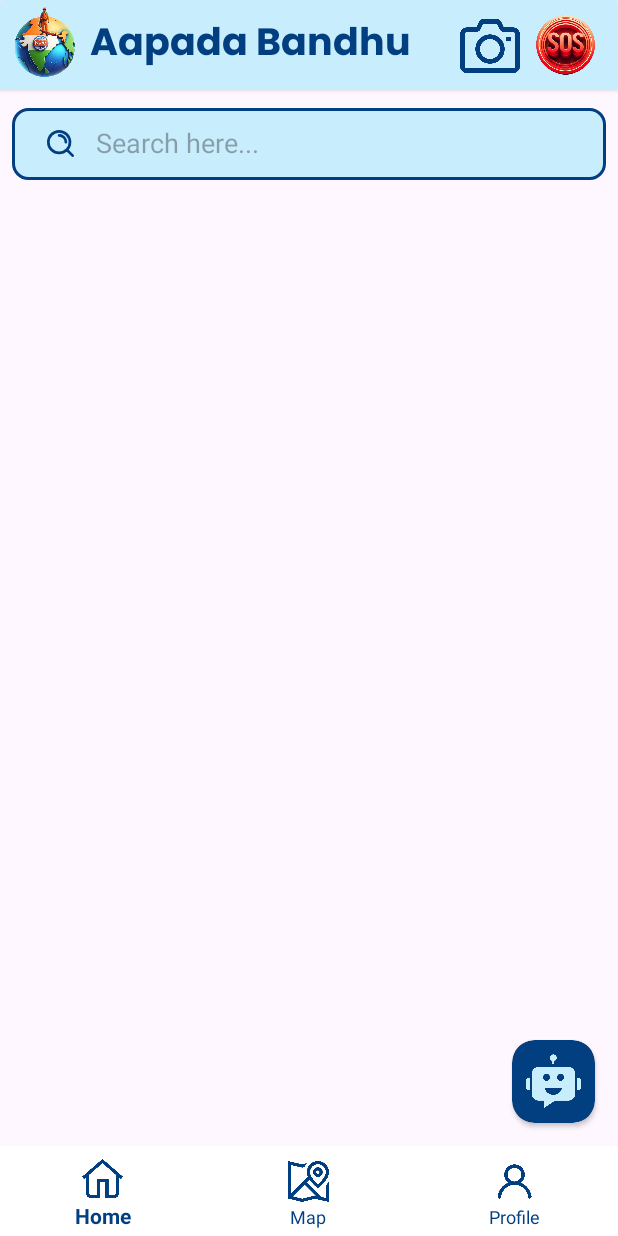
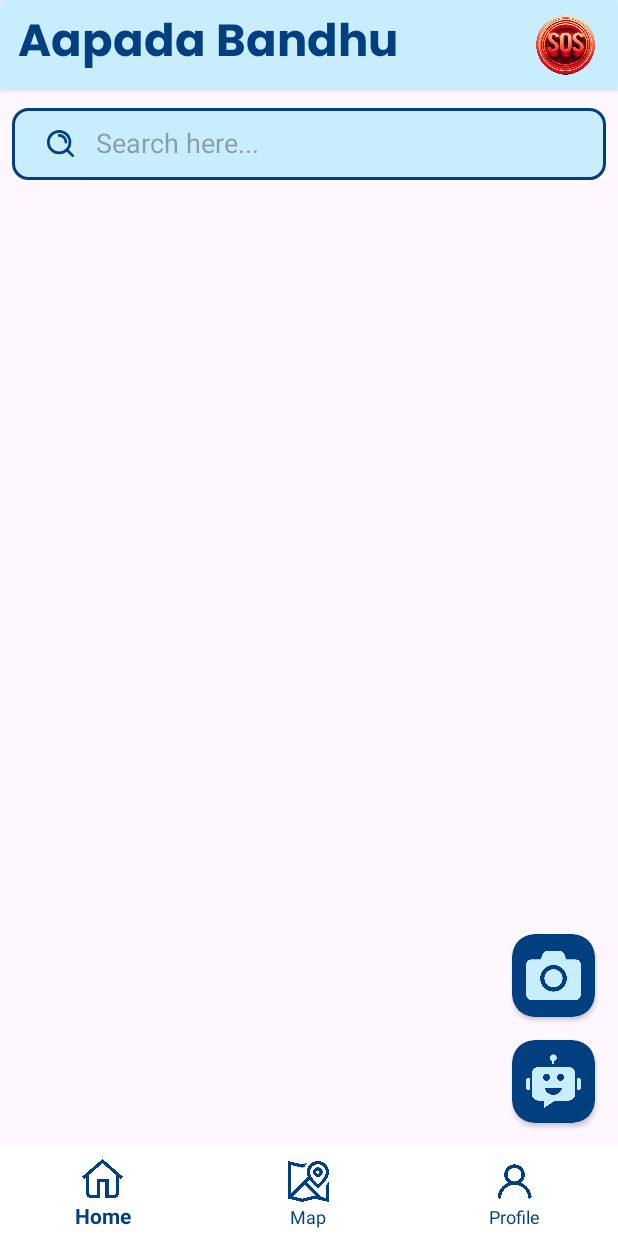
Before and after one commit to VanshPunia007/AapadaBandhu, an Android app: the screen it shows after launch once a user with an empty profile is signed in (MainActivity), on a phone screen of 412 x 824 dp. Run offline under Robolectric (Android 15) with nearby library versions, the phone set to English and light mode, and no system bars; our stand-ins replace Firebase (no records; nobody signed in at launch, a user with empty details on screens opened directly), navigation-ui.

Commit message:
Image uploading

```diff
--- a/app/build.gradle.kts
+++ b/app/build.gradle.kts
@@ -58,6 +58,7 @@ dependencies {
     implementation(libs.firebase.auth)
     implementation(libs.firebase.database)
     implementation(libs.firebase.firestore)
+    implementation(libs.firebase.storage.ktx)
     testImplementation(libs.junit)
     androidTestImplementation(libs.androidx.junit)
     androidTestImplementation(libs.androidx.espresso.core)
@@ -65,7 +66,10 @@ dependencies {
 
     implementation("com.google.android.material:material:1.x.x")
     implementation("com.google.android.gms:play-services-maps:18.1.0")
+
     implementation ("de.hdodenhof:circleimageview:3.1.0")
+
+    implementation ("com.github.bumptech.glide:glide:4.16.0")
 
     implementation ("androidx.recyclerview:recyclerview:1.2.1")
     implementation ("androidx.lifecycle:lifecycle-viewmodel-ktx:2.4.1")
--- a/app/src/main/java/com/priyavansh/aapadabandhu/fragments/HomeFragment.kt
+++ b/app/src/main/java/com/priyavansh/aapadabandhu/fragments/HomeFragment.kt
@@ -8,6 +8,7 @@ import android.view.View
 import android.view.ViewGroup
 import com.priyavansh.aapadabandhu.ChatBotActivity
 import com.priyavansh.aapadabandhu.R
+import com.priyavansh.aapadabandhu.ReportActivity
 import com.priyavansh.aapadabandhu.databinding.FragmentHomeBinding
 
 class HomeFragment : Fragment() {
@@ -26,6 +27,9 @@ class HomeFragment : Fragment() {
         binding.ChatbotButton.setOnClickListener {
             startActivity(Intent(requireContext(), ChatBotActivity::class.java))
         }
+        binding.ReportButton.setOnClickListener {
+            startActivity(Intent(requireContext(), ReportActivity::class.java))
+        }
         return binding.root
     }
 
--- a/app/src/main/java/com/priyavansh/aapadabandhu/fragments/ProfileFragment.kt
+++ b/app/src/main/java/com/priyavansh/aapadabandhu/fragments/ProfileFragment.kt
@@ -5,6 +5,7 @@ import android.view.LayoutInflater
 import android.view.View
 import android.view.ViewGroup
 import androidx.fragment.app.Fragment
+import com.bumptech.glide.Glide
 import com.google.firebase.Firebase
 import com.google.firebase.auth.auth
 import com.google.firebase.firestore.firestore
@@ -31,7 +32,10 @@ class ProfileFragment : Fragment() {
                 val user =it.toObject<User>()!!
                 binding.name.text = user.name
                 binding.emailId.text = user.email
-
+                Glide.with(this@ProfileFragment)
+                    .load(user.image)
+                    .circleCrop()
+                    .into(binding.profileImage)
             }
 
         return binding.root
--- a/app/src/main/java/com/priyavansh/aapadabandhu/utils/Constants.kt
+++ b/app/src/main/java/com/priyavansh/aapadabandhu/utils/Constants.kt
@@ -1,3 +1,4 @@
 package com.priyavansh.aapadabandhu.utils
 
 const val USER_NODE = "User"
+const val USER_PROFILE_FOLDER = "Profile"
--- a/app/src/main/res/layout/activity_report.xml
+++ b/app/src/main/res/layout/activity_report.xml
@@ -17,11 +17,11 @@
         android:text="Report Problem"
         android:textColor="@color/dark_blue"
         android:textSize="32sp"
-        app:layout_constraintStart_toEndOf="@+id/imageView5"
+        app:layout_constraintStart_toEndOf="@+id/back"
         app:layout_constraintTop_toTopOf="parent" />
 
     <ImageView
-        android:id="@+id/imageView5"
+        android:id="@+id/back"
         android:layout_width="30dp"
         android:layout_height="30dp"
         android:layout_marginStart="10dp"
@@ -61,7 +61,7 @@
         android:fontFamily="@font/poppins_medium"
         android:text="Type of Disaster:"
         android:textSize="18sp"
-        app:layout_constraintStart_toStartOf="@+id/imageView5"
+        app:layout_constraintStart_toStartOf="@+id/back"
         app:layout_constraintTop_toBottomOf="@+id/textView8" />
 
     <com.google.android.material.textfield.TextInputLayout
--- a/app/src/main/res/layout/fragment_home.xml
+++ b/app/src/main/res/layout/fragment_home.xml
@@ -23,26 +23,18 @@
             app:layout_constraintStart_toStartOf="parent"
             app:layout_constraintTop_toTopOf="parent">
 
-            <ImageView
-                android:id="@+id/imageView4"
-                android:layout_width="60dp"
-                android:layout_height="60dp"
-                android:src="@drawable/logo"
-                app:layout_constraintBottom_toBottomOf="parent"
-                app:layout_constraintStart_toStartOf="parent"
-                app:layout_constraintTop_toTopOf="parent" />
-
             <TextView
                 android:id="@+id/textView5"
                 android:layout_width="wrap_content"
                 android:layout_height="wrap_content"
+                android:layout_marginStart="12dp"
                 android:fontFamily="@font/poppins_bold"
                 android:text="Aapada Bandhu"
                 android:textColor="@color/dark_blue"
-                android:textSize="25dp"
+                android:textSize="30dp"
                 app:layout_constraintBottom_toBottomOf="parent"
-                app:layout_constraintStart_toEndOf="@+id/imageView4"
-                app:layout_constraintTop_toTopOf="@+id/imageView4" />
+                app:layout_constraintStart_toStartOf="parent"
+                app:layout_constraintTop_toTopOf="parent" />
 
             <ImageView
                 android:id="@+id/sos"
@@ -53,16 +45,6 @@
                 app:layout_constraintBottom_toBottomOf="parent"
                 app:layout_constraintEnd_toEndOf="parent"
                 app:layout_constraintTop_toTopOf="parent" />
-
-            <ImageView
-                android:id="@+id/report"
-                android:layout_width="40dp"
-                android:layout_height="40dp"
-                android:layout_marginEnd="5dp"
-                android:src="@drawable/camera"
-                app:layout_constraintBottom_toBottomOf="@+id/sos"
-                app:layout_constraintEnd_toStartOf="@id/sos"
-                app:layout_constraintTop_toTopOf="@+id/sos" />
         </androidx.constraintlayout.widget.ConstraintLayout>
     </androidx.cardview.widget.CardView>
 
@@ -106,6 +88,26 @@
     </androidx.constraintlayout.widget.ConstraintLayout>
 
     <androidx.cardview.widget.CardView
+        android:id="@+id/ReportButton"
+        android:layout_width="wrap_content"
+        android:layout_height="wrap_content"
+        android:layout_marginBottom="15dp"
+        android:backgroundTint="@color/dark_blue"
+        android:clickable="true"
+        android:elevation="100dp"
+        android:focusable="true"
+        app:cardCornerRadius="15dp"
+        app:layout_constraintBottom_toTopOf="@+id/ChatbotButton"
+        app:layout_constraintEnd_toEndOf="@+id/ChatbotButton">
+
+        <ImageView
+            android:layout_width="55dp"
+            android:layout_height="55dp"
+            android:layout_gravity="center"
+            android:padding="5dp"
+            android:src="@drawable/camera_btn" />
+    </androidx.cardview.widget.CardView>
+    <androidx.cardview.widget.CardView
         android:id="@+id/ChatbotButton"
         android:layout_width="wrap_content"
         android:layout_height="wrap_content"
@@ -116,7 +118,6 @@
         android:elevation="100dp"
         app:cardCornerRadius="15dp"
         android:backgroundTint="@color/dark_blue"
-        android:src="@drawable/chatbot"
         app:layout_constraintBottom_toBottomOf="parent"
         app:layout_constraintEnd_toEndOf="parent">
         <ImageView
--- a/app/src/main/res/layout/fragment_profile.xml
+++ b/app/src/main/res/layout/fragment_profile.xml
@@ -49,8 +49,8 @@
 
     <de.hdodenhof.circleimageview.CircleImageView
         android:id="@+id/profile_image"
-        android:layout_width="120dp"
-        android:layout_height="120dp"
+        android:layout_width="180dp"
+        android:layout_height="180dp"
         android:layout_marginTop="15dp"
         android:src="@drawable/add_user"
         app:layout_constraintEnd_toEndOf="parent"
--- a/app/src/main/res/layout/user_report.xml
+++ b/app/src/main/res/layout/user_report.xml
@@ -17,7 +17,7 @@
             android:id="@+id/imageView3"
             android:layout_width="0dp"
             android:layout_height="223dp"
-            android:src="@drawable/signuplogo"
+            android:src="@drawable/earthquake"
             app:layout_constraintEnd_toEndOf="parent"
             app:layout_constraintStart_toStartOf="parent"
             app:layout_constraintTop_toTopOf="parent" />
--- a/gradle/libs.versions.toml
+++ b/gradle/libs.versions.toml
@@ -20,6 +20,7 @@ googleGmsGoogleServices = "4.4.2"
 firebaseAuth = "23.0.0"
 firebaseDatabase = "21.0.0"
 firebaseFirestore = "25.1.0"
+firebaseStorageKtx = "21.0.1"
 
 [libraries]
 androidx-core-ktx = { group = "androidx.core", name = "core-ktx", version.ref = "coreKtx" }
@@ -40,6 +41,7 @@ androidx-navigation-ui-ktx = { group = "androidx.navigation", name = "navigation
 firebase-auth = { group = "com.google.firebase", name = "firebase-auth", version.ref = "firebaseAuth" }
 firebase-database = { group = "com.google.firebase", name = "firebase-database", version.ref = "firebaseDatabase" }
 firebase-firestore = { group = "com.google.firebase", name = "firebase-firestore", version.ref = "firebaseFirestore" }
+firebase-storage-ktx = { group = "com.google.firebase", name = "firebase-storage-ktx", version.ref = "firebaseStorageKtx" }
 
 [plugins]
 android-application = { id = "com.android.application", version.ref = "agp" }
```
Also changed, not shown: app/src/main/java/com/priyavansh/aapadabandhu/ReportActivity.kt (+8 -6 lines), app/src/main/java/com/priyavansh/aapadabandhu/SignupActivity.kt (+18 -0 lines), app/src/main/java/com/priyavansh/aapadabandhu/utils/Utils.kt (added, +16 -0 lines), app/src/main/res/drawable/camera_btn.png (added).
